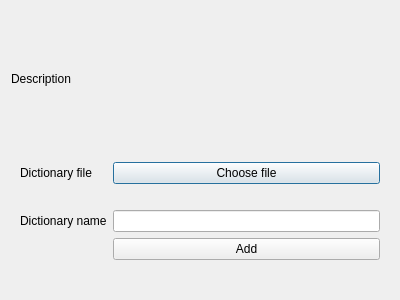
This is designer/import_dictionary.ui in abdnh/anki-wiktionary as Qt 5 draws it before an edit. The edited form follows.
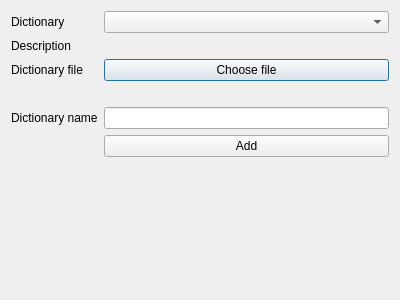
This is the edited form.

```diff
--- a/designer/import_dictionary.ui
+++ b/designer/import_dictionary.ui
@@ -13,55 +13,62 @@
   <property name="windowTitle">
    <string>Wiktionary - Import a dictionary</string>
   </property>
-  <layout class="QVBoxLayout" name="verticalLayout">
-   <item>
-    <widget class="QLabel" name="description">
-     <property name="text">
-      <string>Description</string>
-     </property>
-     <property name="textFormat">
-      <enum>Qt::RichText</enum>
-     </property>
-     <property name="textInteractionFlags">
-      <set>Qt::LinksAccessibleByMouse|Qt::TextSelectableByMouse</set>
-     </property>
-    </widget>
-   </item>
-   <item>
-    <widget class="QWidget" name="widget" native="true">
      <layout class="QFormLayout" name="formLayout">
       <item row="0" column="0">
-       <widget class="QLabel" name="label">
+    <widget class="QLabel" name="label_3">
         <property name="text">
-         <string>Dictionary file</string>
+      <string>Dictionary</string>
         </property>
        </widget>
       </item>
-      <item row="0" column="1">
+   <item row="5" column="1">
        <widget class="QPushButton" name="chooseFileButton">
         <property name="text">
          <string>Choose file</string>
         </property>
        </widget>
       </item>
-      <item row="2" column="0">
+   <item row="0" column="1">
+    <widget class="QComboBox" name="dictionaryComboBox"/>
+   </item>
+   <item row="8" column="1">
+    <widget class="QPushButton" name="addButton">
+     <property name="text">
+      <string>Add</string>
+     </property>
+    </widget>
+   </item>
+   <item row="5" column="0">
+    <widget class="QLabel" name="label">
+     <property name="text">
+      <string>Dictionary file</string>
+     </property>
+    </widget>
+   </item>
+   <item row="7" column="0">
        <widget class="QLabel" name="label_2">
         <property name="text">
          <string>Dictionary name</string>
         </property>
        </widget>
       </item>
-      <item row="2" column="1">
+   <item row="7" column="1">
        <widget class="QLineEdit" name="dictionaryNameLineEdit"/>
       </item>
-      <item row="3" column="1">
-       <widget class="QPushButton" name="addButton">
-        <property name="text">
-         <string>Add</string>
-        </property>
-       </widget>
-      </item>
       <item row="1" column="0" colspan="2">
+    <widget class="QLabel" name="description">
+     <property name="text">
+      <string>Description</string>
+     </property>
+     <property name="textFormat">
+      <enum>Qt::RichText</enum>
+     </property>
+     <property name="textInteractionFlags">
+      <set>Qt::LinksAccessibleByMouse|Qt::TextSelectableByMouse</set>
+     </property>
+    </widget>
+   </item>
+   <item row="6" column="0">
        <widget class="QLabel" name="filenameLabel">
         <property name="text">
          <string/>
@@ -69,9 +76,6 @@
         <property name="textInteractionFlags">
          <set>Qt::LinksAccessibleByMouse|Qt::TextSelectableByMouse</set>
         </property>
-       </widget>
-      </item>
-     </layout>
     </widget>
    </item>
   </layout>
```
Lines whose indentation alone changed are shown as unchanged.
